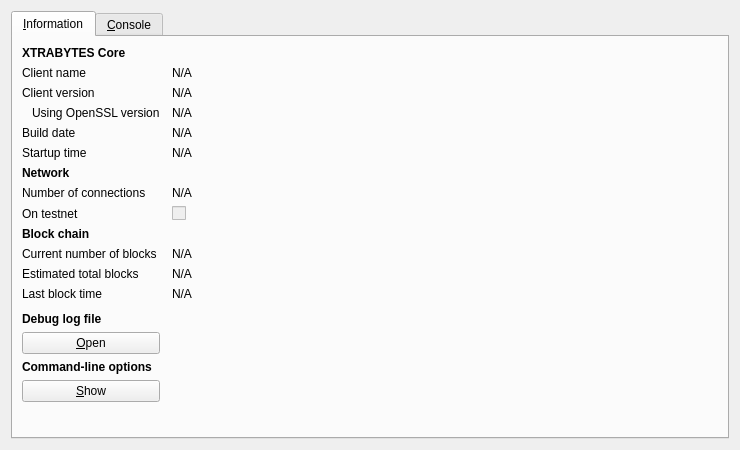
Above: src/qt/forms/rpcconsole.ui from XTRABYTES/XTRABYTES before the change. Below: the same form after it.
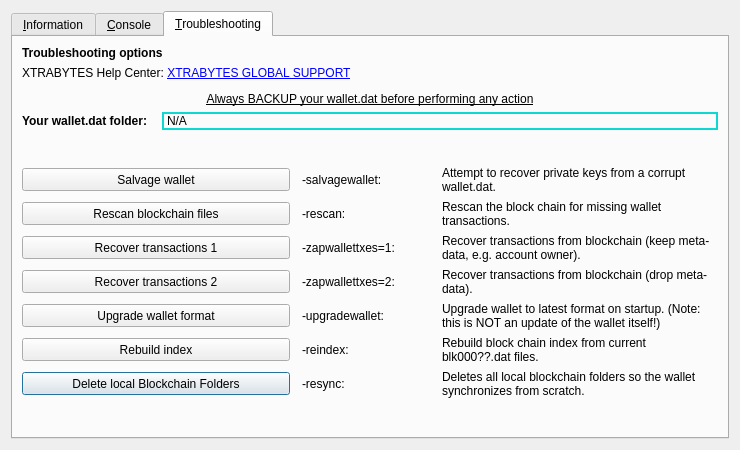
That is the form after the change. The open tabs and pages were chosen to show the change. Icons and pictures are not drawn.

```diff
--- a/src/qt/forms/rpcconsole.ui
+++ b/src/qt/forms/rpcconsole.ui
@@ -445,6 +445,608 @@
        </item>
       </layout>
      </widget>
+
+<widget class="QWidget" name="tab_repair">
+
+      <attribute name="title">
+
+       <string>&amp;Troubleshooting</string>
+
+      </attribute>
+
+      <layout class="QGridLayout" name="gridLayout_4" columnstretch="0,0,0,0">
+
+       <property name="horizontalSpacing">
+
+        <number>12</number>
+
+       </property>
+
+       <item row="10" column="0" colspan="2">
+
+        <widget class="QPushButton" name="btn_resync">
+
+         <property name="minimumSize">
+
+          <size>
+
+           <width>100</width>
+
+           <height>23</height>
+
+          </size>
+
+         </property>
+
+         <property name="text">
+
+          <string>Delete local Blockchain Folders</string>
+
+         </property>
+
+        </widget>
+
+       </item>
+
+       <item row="0" column="0" colspan="4">
+
+        <widget class="QLabel" name="label_repair_header">
+
+         <property name="font">
+
+          <font>
+
+           <weight>75</weight>
+
+           <bold>true</bold>
+
+          </font>
+
+         </property>
+
+         <property name="text">
+
+          <string>Troubleshooting options</string>
+
+         </property>
+
+        </widget>
+
+       </item>
+
+       <item row="1" column="0" colspan="4">
+
+        <widget class="QLabel" name="label_repair_helptext">
+
+         <property name="font">
+
+          <font>
+
+           <weight>50</weight>
+
+           <bold>false</bold>
+
+          </font>
+
+         </property>
+
+         <property name="text">
+
+          <string>&lt;html&gt;&lt;head/&gt;&lt;body&gt;&lt;p&gt;XTRABYTES Help Center: &lt;a href=&quot;https://support.xtrabytes.global&quot;&gt; XTRABYTES GLOBAL SUPPORT&lt;/a&gt;&lt;/p&gt;&lt;p align=&quot;center&quot;&gt;&lt;span style=&quot; text-decoration: underline;&quot;&gt;Always BACKUP your wallet.dat before performing any action&lt;/span&gt;&lt;/p&gt;&lt;/body&gt;&lt;/html&gt;</string>
+         </property>
+         <property name="openExternalLinks">
+          <bool>true</bool>
+         </property>
+
+         <property name="wordWrap">
+
+          <bool>true</bool>
+
+         </property>
+
+        </widget>
+
+       </item>
+
+       <item row="2" column="0">
+
+        <widget class="QLabel" name="wallet_path_label">
+
+         <property name="text">
+
+          <string>&lt;html&gt;&lt;head/&gt;&lt;body&gt;&lt;p&gt;&lt;span style=&quot; font-weight:600;&quot;&gt;Your wallet.dat folder:&lt;/span&gt;&lt;/p&gt;&lt;/body&gt;&lt;/html&gt;</string>
+
+         </property>
+
+        </widget>
+
+       </item>
+
+       <item row="2" column="1" colspan="3">
+
+        <widget class="QLabel" name="wallet_path">
+
+         <property name="cursor">
+
+          <cursorShape>IBeamCursor</cursorShape>
+
+         </property>
+
+         <property name="styleSheet">
+          <string notr="true">border: 2px solid #0ed8d2;</string>
+         </property>
+
+         <property name="text">
+
+          <string>N/A</string>
+
+         </property>
+
+         <property name="textFormat">
+
+          <enum>Qt::PlainText</enum>
+
+         </property>
+
+         <property name="textInteractionFlags">
+
+          <set>Qt::LinksAccessibleByMouse|Qt::TextSelectableByKeyboard|Qt::TextSelectableByMouse</set>
+
+         </property>
+
+        </widget>
+
+       </item>
+
+       <item row="3" column="0">
+
+        <spacer name="verticalSpacer_repair1">
+
+         <property name="orientation">
+
+          <enum>Qt::Vertical</enum>
+
+         </property>
+
+         <property name="sizeHint" stdset="0">
+
+          <size>
+
+           <width>10</width>
+
+           <height>10</height>
+
+          </size>
+
+         </property>
+
+        </spacer>
+
+       </item>
+
+       <item row="4" column="0" colspan="2">
+
+        <widget class="QPushButton" name="btn_salvagewallet">
+
+         <property name="minimumSize">
+
+          <size>
+
+           <width>100</width>
+
+           <height>23</height>
+
+          </size>
+
+         </property>
+
+         <property name="text">
+
+          <string>Salvage wallet</string>
+
+         </property>
+
+        </widget>
+
+       </item>
+
+       <item row="4" column="2">
+
+        <widget class="QLabel" name="label_repair_salvage_command">
+
+         <property name="text">
+
+          <string notr="true">-salvagewallet:</string>
+
+         </property>
+
+        </widget>
+
+       </item>
+
+       <item row="4" column="3">
+
+        <widget class="QLabel" name="label_repair_salvage">
+
+         <property name="text">
+
+          <string>Attempt to recover private keys from a corrupt wallet.dat.</string>
+
+         </property>
+
+         <property name="wordWrap">
+
+          <bool>true</bool>
+
+         </property>
+
+        </widget>
+
+       </item>
+
+       <item row="5" column="0" colspan="2">
+
+        <widget class="QPushButton" name="btn_rescan">
+
+         <property name="minimumSize">
+
+          <size>
+
+           <width>100</width>
+
+           <height>23</height>
+
+          </size>
+
+         </property>
+
+         <property name="text">
+
+          <string>Rescan blockchain files</string>
+
+         </property>
+
+        </widget>
+
+       </item>
+
+       <item row="5" column="2">
+
+        <widget class="QLabel" name="label_repair_rescan_command">
+
+         <property name="text">
+
+          <string notr="true">-rescan:</string>
+
+         </property>
+
+        </widget>
+
+       </item>
+
+       <item row="5" column="3">
+
+        <widget class="QLabel" name="label_repair_rescan">
+
+         <property name="text">
+
+          <string>Rescan the block chain for missing wallet transactions.</string>
+
+         </property>
+
+         <property name="wordWrap">
+
+          <bool>true</bool>
+
+         </property>
+
+        </widget>
+
+       </item>
+
+       <item row="6" column="0" colspan="2">
+
+        <widget class="QPushButton" name="btn_zapwallettxes1">
+
+         <property name="minimumSize">
+
+          <size>
+
+           <width>100</width>
+
+           <height>23</height>
+
+          </size>
+
+         </property>
+
+         <property name="text">
+
+          <string>Recover transactions 1</string>
+
+         </property>
+
+        </widget>
+
+       </item>
+
+       <item row="6" column="2">
+
+        <widget class="QLabel" name="label_repair_zap1_command">
+
+         <property name="text">
+
+          <string notr="true">-zapwallettxes=1:</string>
+
+         </property>
+
+        </widget>
+
+       </item>
+
+       <item row="6" column="3">
+
+        <widget class="QLabel" name="label_repair_zap1">
+
+         <property name="text">
+
+          <string>Recover transactions from blockchain (keep meta-data, e.g. account owner).</string>
+
+         </property>
+
+         <property name="wordWrap">
+
+          <bool>true</bool>
+
+         </property>
+
+        </widget>
+
+       </item>
+
+       <item row="7" column="0" colspan="2">
+
+        <widget class="QPushButton" name="btn_zapwallettxes2">
+
+         <property name="minimumSize">
+
+          <size>
+
+           <width>100</width>
+
+           <height>23</height>
+
+          </size>
+
+         </property>
+
+         <property name="text">
+
+          <string>Recover transactions 2</string>
+
+         </property>
+
+        </widget>
+
+       </item>
+
+       <item row="7" column="2">
+
+        <widget class="QLabel" name="label_repair_zap2_command">
+
+         <property name="text">
+
+          <string notr="true">-zapwallettxes=2:</string>
+
+         </property>
+
+        </widget>
+
+       </item>
+
+       <item row="7" column="3">
+
+        <widget class="QLabel" name="label_repair_zap2">
+
+         <property name="text">
+
+          <string>Recover transactions from blockchain (drop meta-data).</string>
+
+         </property>
+
+         <property name="wordWrap">
+
+          <bool>true</bool>
+
+         </property>
+
+        </widget>
+
+       </item>
+
+       <item row="8" column="0" colspan="2">
+
+        <widget class="QPushButton" name="btn_upgradewallet">
+
+         <property name="minimumSize">
+
+          <size>
+
+           <width>100</width>
+
+           <height>23</height>
+
+          </size>
+
+         </property>
+
+         <property name="text">
+
+          <string>Upgrade wallet format</string>
+
+         </property>
+
+        </widget>
+
+       </item>
+
+       <item row="8" column="2">
+
+        <widget class="QLabel" name="label_repair_upgrade_command">
+
+         <property name="text">
+
+          <string notr="true">-upgradewallet:</string>
+
+         </property>
+
+        </widget>
+
+       </item>
+
+       <item row="8" column="3">
+
+        <widget class="QLabel" name="label_repair_upgrade">
+
+         <property name="text">
+
+          <string>Upgrade wallet to latest format on startup. (Note: this is NOT an update of the wallet itself!)</string>
+
+         </property>
+
+         <property name="wordWrap">
+
+          <bool>true</bool>
+
+         </property>
+
+        </widget>
+
+       </item>
+
+       <item row="9" column="0" colspan="2">
+
+        <widget class="QPushButton" name="btn_reindex">
+
+         <property name="minimumSize">
+
+          <size>
+
+           <width>100</width>
+
+           <height>23</height>
+
+          </size>
+
+         </property>
+
+         <property name="text">
+
+          <string>Rebuild index</string>
+
+         </property>
+
+        </widget>
+
+       </item>
+
+       <item row="9" column="2">
+
+        <widget class="QLabel" name="label_repair_reindex_command">
+
+         <property name="text">
+
+          <string notr="true">-reindex:</string>
+
+         </property>
+
+        </widget>
+
+       </item>
+
+       <item row="9" column="3">
+
+        <widget class="QLabel" name="label_repair_reindex">
+
+         <property name="text">
+
+          <string>Rebuild block chain index from current blk000??.dat files.</string>
+
+         </property>
+
+         <property name="wordWrap">
+
+          <bool>true</bool>
+
+         </property>
+
+        </widget>
+
+       </item>
+
+       <item row="11" column="0">
+
+        <spacer name="verticalSpacer_repair2">
+
+         <property name="orientation">
+
+          <enum>Qt::Vertical</enum>
+
+         </property>
+
+         <property name="sizeHint" stdset="0">
+
+          <size>
+
+           <width>20</width>
+
+           <height>10</height>
+
+          </size>
+
+         </property>
+
+        </spacer>
+
+       </item>
+
+       <item row="10" column="2">
+
+        <widget class="QLabel" name="label_repair_resync_command">
+
+         <property name="text">
+
+          <string>-resync:</string>
+
+         </property>
+
+        </widget>
+
+       </item>
+
+       <item row="10" column="3">
+
+        <widget class="QLabel" name="label_repair_resync">
+
+         <property name="text">
+
+          <string>Deletes all local blockchain folders so the wallet synchronizes from scratch.</string>
+
+         </property>
+
+         <property name="wordWrap">
+
+          <bool>true</bool>
+
+         </property>
+
+        </widget>
+
+       </item>
+
+      </layout>
+
+     </widget>
     </widget>
    </item>
   </layout>
```
